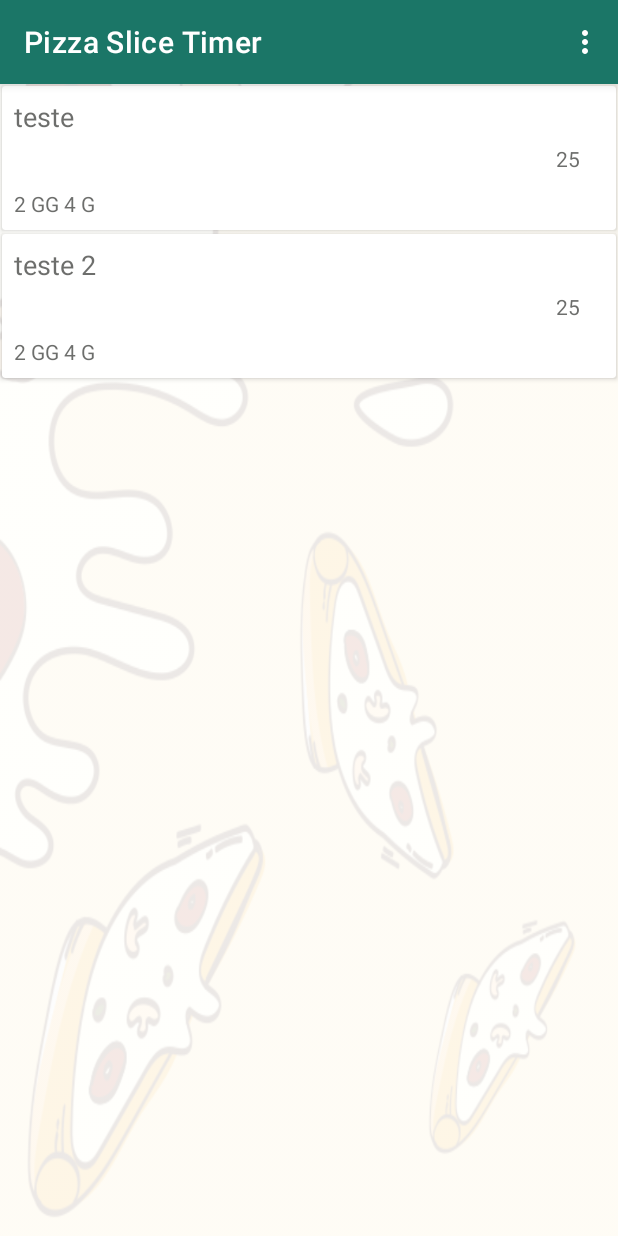
After one commit to alexpfx/chunk_timer, an Android app: the TaskFragment screen opened through its navigation route, on a phone screen of 412 x 824 dp. The commit adds this screen. Run offline under Robolectric (Android 15) with nearby library versions, the phone set to English and light mode, and no system bars; our stand-ins replace Room's generated code; 1 statement that could not run was skipped.

Commit message:
task screen esboco

```diff
--- /dev/null
+++ b/app/src/main/java/dev/alessi/chunk/pomodoro/timer/android/database/AppDatabase.kt
@@ -0,0 +1,12 @@
+package dev.alessi.chunk.pomodoro.timer.android.database
+
+import androidx.room.Database
+import androidx.room.RoomDatabase
+
+@Database(entities = [Task::class, WorkUnit::class], version = 1)
+abstract class AppDatabase: RoomDatabase() {
+    abstract fun taskDao(): TaskDao
+
+    abstract fun workUnitDao(): WorkUnitDao
+
+}
--- /dev/null
+++ b/app/src/main/java/dev/alessi/chunk/pomodoro/timer/android/database/Task.kt
@@ -0,0 +1,12 @@
+package dev.alessi.chunk.pomodoro.timer.android.database
+
+import androidx.room.Entity
+import androidx.room.PrimaryKey
+
+@Entity
+data class Task(
+    @PrimaryKey
+    val uid: Int,
+    val description: String
+
+)
--- /dev/null
+++ b/app/src/main/java/dev/alessi/chunk/pomodoro/timer/android/database/TaskDao.kt
@@ -0,0 +1,18 @@
+package dev.alessi.chunk.pomodoro.timer.android.database
+
+import androidx.room.Dao
+import androidx.room.Insert
+import androidx.room.OnConflictStrategy
+import androidx.room.Query
+
+@Dao
+interface TaskDao {
+
+    @Insert(onConflict = OnConflictStrategy.REPLACE)
+    suspend fun insertTask(task: Task)
+
+    @Query("select * from task")
+    suspend fun loadAllTasks(): Array<Task>
+
+
+}
--- /dev/null
+++ b/app/src/main/java/dev/alessi/chunk/pomodoro/timer/android/database/WorkUnit.kt
@@ -0,0 +1,23 @@
+package dev.alessi.chunk.pomodoro.timer.android.database
+
+import androidx.room.Entity
+import androidx.room.ForeignKey
+import androidx.room.PrimaryKey
+import java.util.*
+
+@Entity(
+    foreignKeys = [ForeignKey(
+        entity = Task::class,
+        parentColumns = arrayOf("uid"),
+        childColumns = arrayOf("taskId")
+    )]
+)
+data class WorkUnit(
+    @PrimaryKey
+    val uid: Int,
+    val finishDate: Date,
+    val size: Int,
+    val timeMinutes: Int,
+    val taskId: Int
+
+)
--- /dev/null
+++ b/app/src/main/java/dev/alessi/chunk/pomodoro/timer/android/database/WorkUnitDao.kt
@@ -0,0 +1,16 @@
+package dev.alessi.chunk.pomodoro.timer.android.database
+
+import androidx.room.Dao
+import androidx.room.Insert
+import androidx.room.OnConflictStrategy
+
+@Dao
+interface WorkUnitDao {
+
+    @Insert(onConflict = OnConflictStrategy.REPLACE)
+    suspend fun insertWorkUnit(workUnit: WorkUnit)
+
+
+
+
+}
--- a/app/src/main/java/dev/alessi/chunk/pomodoro/timer/android/settings/SettingsFragment.kt
+++ b/app/src/main/java/dev/alessi/chunk/pomodoro/timer/android/settings/SettingsFragment.kt
@@ -87,10 +87,9 @@ class SettingsFragment : Fragment(), AdapterView.OnItemSelectedListener {
     }
 
     override fun onViewCreated(view: View, savedInstanceState: Bundle?) {
+        activity?.setTitle(R.string.settings)
+
         createSpinners()
-
-
-
         super.onViewCreated(view, savedInstanceState)
     }
 
--- a/app/src/main/java/dev/alessi/chunk/pomodoro/timer/android/ui/TimerFragment.kt
+++ b/app/src/main/java/dev/alessi/chunk/pomodoro/timer/android/ui/TimerFragment.kt
@@ -30,7 +30,6 @@ import dev.alessi.chunk.pomodoro.timer.android.util.Command.Companion.ACTION_STO
 import dev.alessi.chunk.pomodoro.timer.android.util.Command.Companion.ACTION_TICK
 import dev.alessi.chunk.pomodoro.timer.android.util.Command.Companion.ACTION_UPDATE_STATE
 import dev.alessi.chunk.pomodoro.timer.android.util.IntentBuilder
-import dev.alessi.chunk.pomodoro.timer.android.util.debug
 import kotlinx.android.synthetic.main.fragment_timer.*
 
 
@@ -63,16 +62,12 @@ class TimerFragment : Fragment() {
     override fun onStart() {
         super.onStart()
 
-
-
-
         mSharedViewModel.breaktime.observe(this, Observer {
             mBreaktime = it
             updateBreaktime()
             storePreferences()
 
         })
-
 
         mSharedViewModel.sizeIndex.observe(this, Observer {
             mSelectedIndex = it
@@ -97,8 +92,6 @@ class TimerFragment : Fragment() {
     override fun onStop() {
         super.onStop()
 
-
-
         mSharedViewModel.breaktime.removeObservers(this)
 
         mSharedViewModel.sizeIndex.removeObservers(this)
@@ -117,7 +110,6 @@ class TimerFragment : Fragment() {
         } ?: throw IllegalStateException("Invalid activity")
 
         loadPreferences()
-
 
     }
 
@@ -147,13 +139,6 @@ class TimerFragment : Fragment() {
 
         val lastBreaktime = sharedPreferences.getInt(KEY_LAST_BREAKTIME, 10)
         mSharedViewModel.setBreaktime(lastBreaktime)
-
-    }
-
-    override fun onDestroy() {
-
-
-        super.onDestroy()
 
     }
 
@@ -223,7 +208,6 @@ class TimerFragment : Fragment() {
         btnIconSetTaskTimes.setOnClickListener(::openTimerSettingsDialog)
         btnLoadTask.setOnClickListener(::openLoadTaskScreen)
         btnOpenSettings.setOnClickListener(::openSettingsScreen)
-
 
         sizeBtns =
             listOf<BadgedButton>(frBtnSizePP, frBtnSizeP, frBtnSizeM, frBtnSizeG, frBtnSizeGG)
@@ -325,7 +309,6 @@ class TimerFragment : Fragment() {
 
     }
 
-
     private fun enableViews() {
         btnStartTimer.visibility = View.VISIBLE
         btnStartBreak.visibility = View.VISIBLE
@@ -335,7 +318,6 @@ class TimerFragment : Fragment() {
         txtTask.visibility = View.INVISIBLE
         btnLoadTask.visibility = View.VISIBLE
         btnOpenSettings.visibility = View.VISIBLE
-//        lbl_task.visibility = View.INVISIBLE
     }
 
 
@@ -348,7 +330,6 @@ class TimerFragment : Fragment() {
         txtTask.visibility = View.VISIBLE
         btnLoadTask.visibility = View.INVISIBLE
         btnOpenSettings.visibility = View.INVISIBLE
-//        lbl_task.visibility = View.VISIBLE
     }
 
 
@@ -377,7 +358,7 @@ class TimerFragment : Fragment() {
     private fun updateState(intent: Intent) {
         val timeLeft = intent.getLongExtra(ChunkTimerService.extra_param_current_time, 0)
         val totalTime = intent.getLongExtra(ChunkTimerService.extra_param_total_time_millis, 25)
-        val silent = intent.getBooleanExtra(ChunkTimerService.extra_param_no_sound_on_tick, false)
+
         val status = intent.getIntExtra(ChunkTimerService.extra_param_status, 0)
 
         mTimerRunning = status != ChunkTimerService.TimerState.status_ready
@@ -388,12 +369,9 @@ class TimerFragment : Fragment() {
 
         when (status) {
             ChunkTimerService.TimerState.status_ready -> {
-
-
             }
             ChunkTimerService.TimerState.status_running_timer -> {
                 showTimerStarted()
-
             }
             ChunkTimerService.TimerState.status_running_break -> {
                 showBreakTimerStarted()
@@ -401,20 +379,11 @@ class TimerFragment : Fragment() {
 
         }
 
-
     }
 
     fun showTick(intent: Intent) {
-
         val timeLeft = intent.getLongExtra(ChunkTimerService.extra_param_current_time, 0)
         val totalTime = intent.getLongExtra(ChunkTimerService.extra_param_total_time_millis, 25)
-        val silent = intent.getBooleanExtra(ChunkTimerService.extra_param_no_sound_on_tick, false)
-
-        debug("silent: $silent")
-
-        if (!silent) {
-//            sfm.playTick()
-        }
 
         updateTimer(timeLeft, totalTime)
     }
@@ -429,7 +398,7 @@ class TimerFragment : Fragment() {
     }
 
     private fun openLoadTaskScreen(view: View) {
-
+        findNavController().navigate(R.id.taskFragment)
     }
 
     private fun openTimerSettingsDialog(view: View) {
@@ -460,13 +429,11 @@ class TimerFragment : Fragment() {
 
     }
 
-
     private fun actionCancelTimer(view: View) {
         mTimerRunning = false
         mServiceController?.doStopService()
 
     }
-
 
     private fun forAllSizeButtons(action: (Int, BadgedButton) -> Unit) {
         sizeBtns.forEachIndexed(action)
--- /dev/null
+++ b/app/src/main/java/dev/alessi/chunk/pomodoro/timer/android/ui/task/TaskFragment.kt
@@ -0,0 +1,44 @@
+package dev.alessi.chunk.pomodoro.timer.android.ui.task
+
+
+import android.os.Bundle
+import android.view.LayoutInflater
+import android.view.View
+import android.view.ViewGroup
+import androidx.fragment.app.Fragment
+import androidx.recyclerview.widget.LinearLayoutManager
+import androidx.recyclerview.widget.RecyclerView
+import dev.alessi.chunk.pomodoro.timer.android.R
+import dev.alessi.chunk.pomodoro.timer.android.database.Task
+import kotlinx.android.synthetic.main.fragment_task.*
+
+/**
+ * A simple [Fragment] subclass.
+ */
+class TaskFragment : Fragment() {
+
+
+    lateinit var mAdapter:  TaskRecyclerAdapter
+
+    override fun onCreateView(
+        inflater: LayoutInflater, container: ViewGroup?,
+        savedInstanceState: Bundle?
+    ): View? {
+        // Inflate the layout for this fragment
+        return inflater.inflate(R.layout.fragment_task, container, false)
+    }
+
+    override fun onViewCreated(view: View, savedInstanceState: Bundle?) {
+        mAdapter = TaskRecyclerAdapter(createFakeItems())
+        recycler_view.adapter = mAdapter
+        recycler_view.layoutManager = LinearLayoutManager(this.context, RecyclerView.VERTICAL, false)
+
+        super.onViewCreated(view, savedInstanceState)
+    }
+
+    private fun createFakeItems(): List<Task> {
+        return arrayListOf(Task(1, "teste"), Task(2, "teste 2 "))
+    }
+
+
+}
--- /dev/null
+++ b/app/src/main/java/dev/alessi/chunk/pomodoro/timer/android/ui/task/TaskRecyclerAdapter.kt
@@ -0,0 +1,40 @@
+package dev.alessi.chunk.pomodoro.timer.android.ui.task
+
+import android.view.LayoutInflater
+import android.view.View
+import android.view.ViewGroup
+import android.widget.TextView
+import androidx.recyclerview.widget.RecyclerView
+import dev.alessi.chunk.pomodoro.timer.android.R
+import dev.alessi.chunk.pomodoro.timer.android.database.Task
+
+class TaskRecyclerAdapter(val items: List<Task>): RecyclerView.Adapter<TaskViewHolder>() {
+
+
+
+    override fun onCreateViewHolder(parent: ViewGroup, viewType: Int): TaskViewHolder {
+        val view = LayoutInflater.from(parent.context).inflate(R.layout.item_task, parent, false)
+        return TaskViewHolder(view)
+    }
+
+    override fun getItemCount(): Int {
+        return items.size
+    }
+
+    override fun onBindViewHolder(holder: TaskViewHolder, position: Int) {
+        val item = items[position]
+        holder.txtTaskDesc.text = item.description
+        holder.txtTaskStats.text = "2 GG 4 G"
+        holder.txtTaskTotalTime.text = "25"
+
+
+    }
+}
+
+
+
+class TaskViewHolder(val view: View): RecyclerView.ViewHolder(view) {
+    var txtTaskDesc: TextView = view.findViewById(R.id.txtTaskDesc)
+    var txtTaskStats: TextView = view.findViewById(R.id.txtTaskStats)
+    var txtTaskTotalTime: TextView = view.findViewById(R.id.txtTaskTotalTime)
+}
--- /dev/null
+++ b/app/src/main/res/layout/fragment_task.xml
@@ -0,0 +1,14 @@
+<?xml version="1.0" encoding="utf-8"?>
+<FrameLayout xmlns:android="http://schemas.android.com/apk/res/android"
+    xmlns:tools="http://schemas.android.com/tools"
+    android:layout_width="match_parent"
+    android:layout_height="match_parent"
+    tools:context=".ui.task.TaskFragment">
+
+    <!-- TODO: Update blank fragment layout -->
+    <androidx.recyclerview.widget.RecyclerView
+        android:id="@+id/recycler_view"
+        android:layout_width="match_parent"
+        android:layout_height="match_parent" />
+
+</FrameLayout>
--- /dev/null
+++ b/app/src/main/res/layout/item_task.xml
@@ -0,0 +1,66 @@
+<?xml version="1.0" encoding="utf-8"?>
+<androidx.cardview.widget.CardView
+    style="@style/CardView.Light"
+    xmlns:android="http://schemas.android.com/apk/res/android"
+    xmlns:app="http://schemas.android.com/apk/res-auto"
+    xmlns:tools="http://schemas.android.com/tools"
+    android:layout_width="match_parent"
+    android:layout_height="wrap_content"
+    android:layout_margin="1dp"
+    >
+
+    <androidx.constraintlayout.widget.ConstraintLayout
+        android:layout_width="match_parent"
+        android:layout_height="96dp"
+        app:layout_constraintBottom_toBottomOf="parent"
+        app:layout_constraintEnd_toEndOf="parent"
+        app:layout_constraintStart_toStartOf="parent"
+        app:layout_constraintTop_toTopOf="parent"
+
+        >
+
+        <TextView
+            android:id="@+id/txtTaskDesc"
+            android:layout_width="0dp"
+            android:layout_height="0dp"
+            android:layout_marginStart="8dp"
+            android:layout_marginLeft="8dp"
+            android:layout_marginTop="8dp"
+            android:textAppearance="@style/TextAppearance.AppCompat.Medium"
+            app:layout_constraintBottom_toTopOf="@+id/txtTaskStats"
+            app:layout_constraintEnd_toStartOf="@+id/txtTaskTotalTime"
+            app:layout_constraintStart_toStartOf="parent"
+            app:layout_constraintTop_toTopOf="parent"
+            tools:text="Implementar testes unitários" />
+
+        <TextView
+            android:id="@+id/txtTaskStats"
+            android:layout_width="0dp"
+            android:layout_height="wrap_content"
+            android:layout_marginStart="8dp"
+            android:layout_marginLeft="8dp"
+            android:layout_marginTop="4dp"
+            android:layout_marginBottom="8dp"
+            android:textAppearance="@style/TextAppearance.AppCompat.Body1"
+            app:layout_constraintBottom_toBottomOf="parent"
+            app:layout_constraintEnd_toEndOf="@+id/txtTaskDesc"
+            app:layout_constraintHorizontal_bias="0.0"
+            app:layout_constraintStart_toStartOf="parent"
+            app:layout_constraintTop_toBottomOf="@+id/txtTaskDesc"
+            tools:text="2 G, 4 M, 2 PP " />
+
+        <TextView
+            android:id="@+id/txtTaskTotalTime"
+            android:layout_width="48dp"
+            android:layout_height="wrap_content"
+            android:layout_marginEnd="8dp"
+            android:layout_marginRight="8dp"
+            android:gravity="center"
+            android:text="TextView"
+            app:layout_constraintBottom_toBottomOf="parent"
+            app:layout_constraintEnd_toEndOf="parent"
+            app:layout_constraintTop_toTopOf="parent"
+            tools:text="4:36 H" />
+    </androidx.constraintlayout.widget.ConstraintLayout>
+
+</androidx.cardview.widget.CardView>
--- a/app/src/main/res/navigation/nav_graph.xml
+++ b/app/src/main/res/navigation/nav_graph.xml
@@ -1,6 +1,7 @@
 <?xml version="1.0" encoding="utf-8"?>
 <navigation xmlns:android="http://schemas.android.com/apk/res/android"
     xmlns:app="http://schemas.android.com/apk/res-auto"
+    xmlns:tools="http://schemas.android.com/tools"
     android:id="@+id/nav_graph"
     app:startDestination="@id/timerFragment">
     <fragment
@@ -17,6 +18,9 @@
         <action
             android:id="@+id/action_timerFragment_to_settingsFragment"
             app:destination="@id/settingsFragment" />
+        <action
+            android:id="@+id/action_timerFragment_to_taskFragment"
+            app:destination="@id/taskFragment" />
     </fragment>
 
     <dialog
@@ -34,4 +38,9 @@
         android:label="SettingsFragment"
 
         />
+    <fragment
+        android:id="@+id/taskFragment"
+        android:name="dev.alessi.chunk.pomodoro.timer.android.ui.task.TaskFragment"
+        android:label="fragment_task"
+        tools:layout="@layout/fragment_task" />
 </navigation>
--- a/app/src/main/res/values/strings.xml
+++ b/app/src/main/res/values/strings.xml
@@ -84,5 +84,4 @@
     <string name="label_ringing_tick">Tick</string>
 
 
-
 </resources>
```
Also changed, not shown: app/build.gradle (+16 -0 lines).
